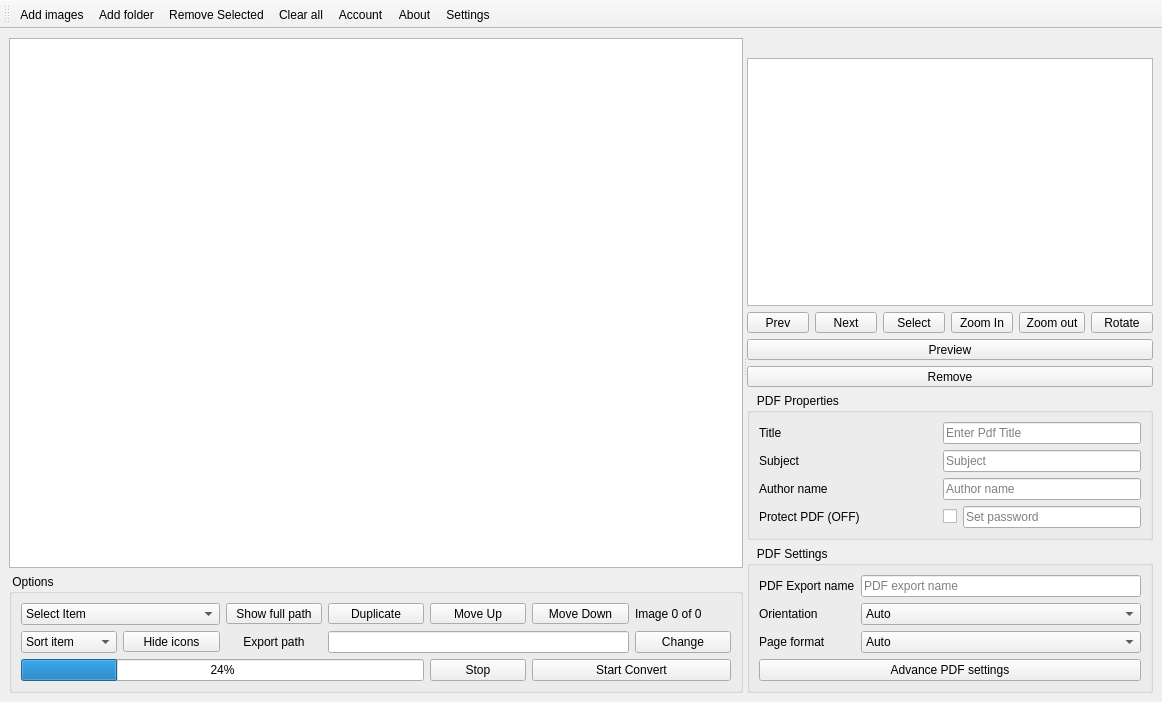
rishabh3354/JPG2PDF, file src/jpg2pdf.ui: the form before one commit.
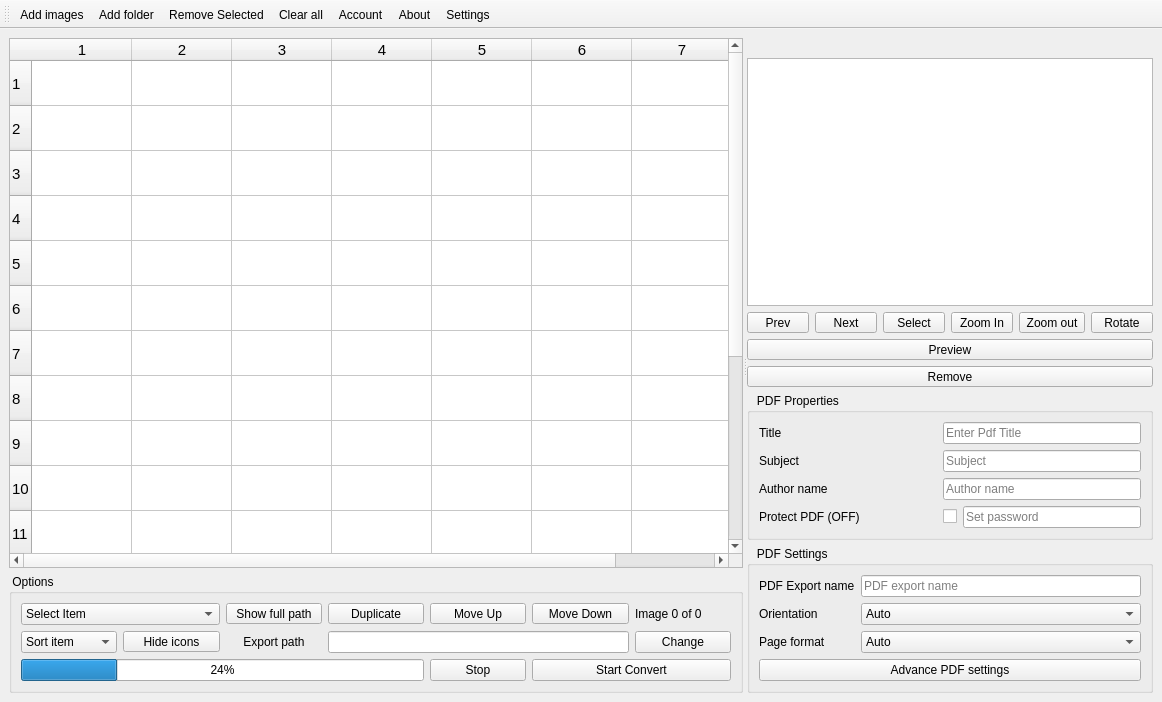
The form after the commit.

Diff of the .ui file:
```diff
--- a/src/jpg2pdf.ui
+++ b/src/jpg2pdf.ui
@@ -65,6 +65,12 @@
           <property name="sortingEnabled">
            <bool>false</bool>
           </property>
+          <property name="rowCount">
+           <number>16</number>
+          </property>
+          <property name="columnCount">
+           <number>7</number>
+          </property>
           <attribute name="horizontalHeaderCascadingSectionResizes">
            <bool>true</bool>
           </attribute>
@@ -80,6 +86,29 @@
           <attribute name="verticalHeaderDefaultSectionSize">
            <number>45</number>
           </attribute>
+          <row/>
+          <row/>
+          <row/>
+          <row/>
+          <row/>
+          <row/>
+          <row/>
+          <row/>
+          <row/>
+          <row/>
+          <row/>
+          <row/>
+          <row/>
+          <row/>
+          <row/>
+          <row/>
+          <column/>
+          <column/>
+          <column/>
+          <column/>
+          <column/>
+          <column/>
+          <column/>
          </widget>
         </item>
         <item>
```
